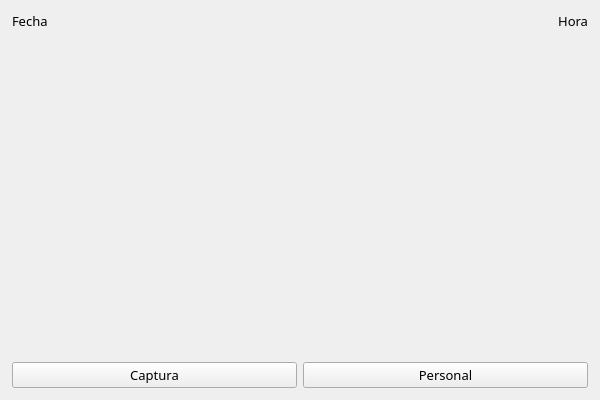
This is ventanaprincipal.ui in enchiladaSuiza/AsistenciaFototeca as Qt 5 draws it before an edit. The edited form follows.
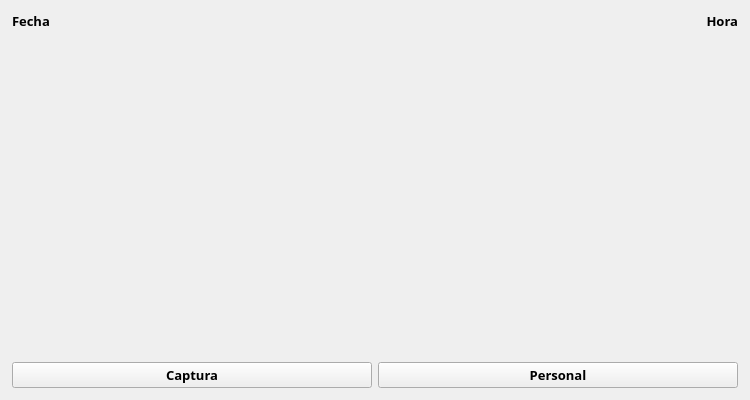
This is the edited form.

The edit to the form file:
```diff
--- a/ventanaprincipal.ui
+++ b/ventanaprincipal.ui
@@ -6,7 +6,7 @@
    <rect>
     <x>0</x>
     <y>0</y>
-    <width>600</width>
+    <width>750</width>
     <height>400</height>
    </rect>
   </property>
@@ -41,6 +41,7 @@
          <font>
           <family>Montserrat</family>
           <pointsize>10</pointsize>
+          <bold>true</bold>
          </font>
         </property>
         <property name="text">
@@ -54,6 +55,7 @@
          <font>
           <family>Montserrat</family>
           <pointsize>10</pointsize>
+          <bold>true</bold>
          </font>
         </property>
         <property name="text">
@@ -72,6 +74,7 @@
        <font>
         <family>Montserrat</family>
         <pointsize>10</pointsize>
+        <bold>true</bold>
        </font>
       </property>
       <property name="currentIndex">
@@ -90,6 +93,7 @@
          <font>
           <family>Montserrat</family>
           <pointsize>10</pointsize>
+          <bold>true</bold>
          </font>
         </property>
         <property name="text">
@@ -103,6 +107,7 @@
          <font>
           <family>Montserrat</family>
           <pointsize>10</pointsize>
+          <bold>true</bold>
          </font>
         </property>
         <property name="text">
```
Left out of the diff: 4 changed lines with no effect on the pictures.
